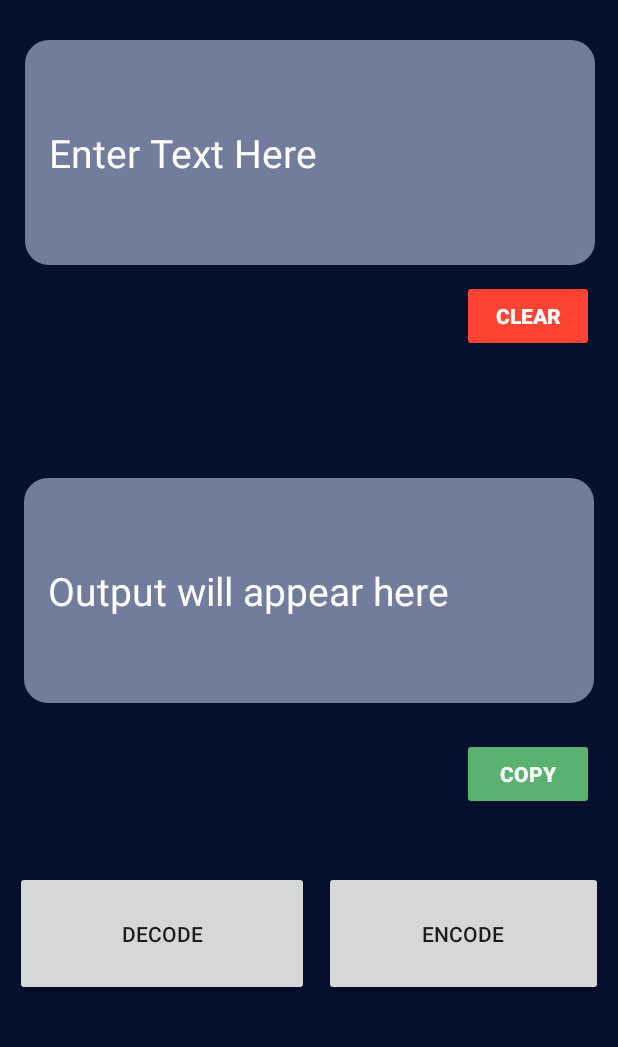
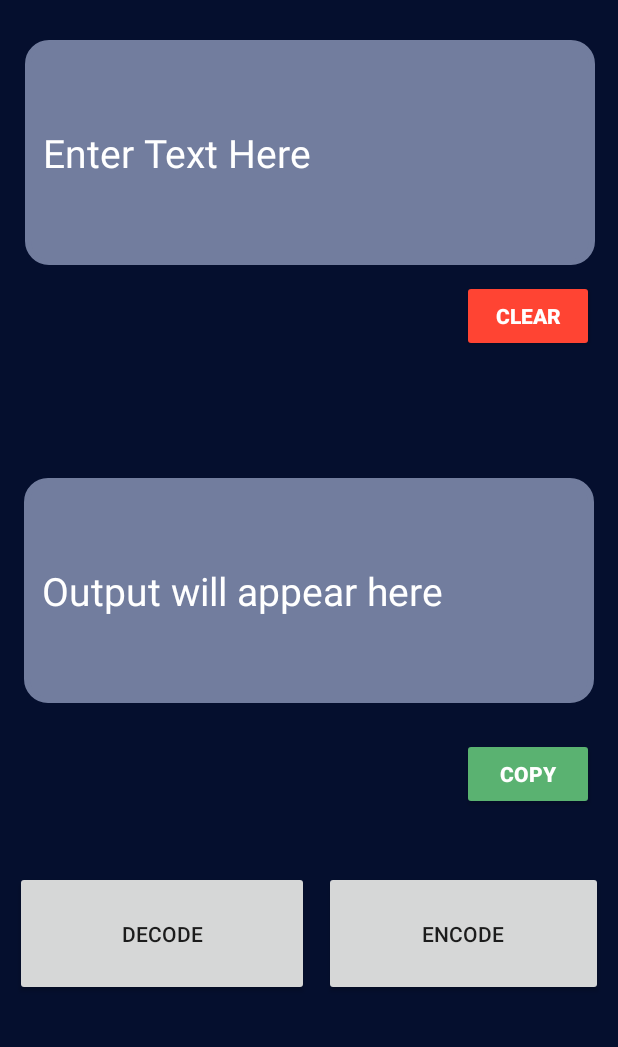
Before and after one commit to ShaikhFarhan882/Base64-Encoder-Decoder, an Android app: the screen it shows after launch (MainActivity), after a tap on "CLEAR", on a phone screen of 412 x 824 dp, the part 164-1211 px from its top. Run offline under Robolectric (Android 15) with nearby library versions, the phone set to English and light mode, and no system bars.

Commit message:
Fixed copyText Bug

```diff
--- a/app/build.gradle
+++ b/app/build.gradle
@@ -16,6 +16,10 @@ android {
         versionName "1.0"
 
         testInstrumentationRunner "androidx.test.runner.AndroidJUnitRunner"
+    }
+
+    buildFeatures {
+        viewBinding true
     }
 
     buildTypes {
--- a/app/src/main/java/com/example/base64encoder_decoder/MainActivity.kt
+++ b/app/src/main/java/com/example/base64encoder_decoder/MainActivity.kt
@@ -1,64 +1,54 @@
 package com.example.base64encoder_decoder
 
+import android.R.attr.label
 import android.content.ClipData
 import android.content.ClipboardManager
-import android.content.Context
-import android.content.Intent
 import android.os.Bundle
-import android.util.Base64.DEFAULT
-import android.util.Base64.encodeToString
 import android.view.View
-import android.widget.Button
-import android.widget.EdgeEffect
-import android.widget.EditText
 import android.widget.Toast
 import androidx.appcompat.app.AppCompatActivity
+import com.example.base64encoder_decoder.databinding.ActivityMainBinding
 import kotlinx.android.synthetic.main.activity_main.*
 import kotlinx.coroutines.Dispatchers
 import kotlinx.coroutines.GlobalScope
 import kotlinx.coroutines.launch
 import java.io.UnsupportedEncodingException
-import java.util.Base64
+import java.util.*
 
 
 class MainActivity : AppCompatActivity() {
 
+    private lateinit var binding: ActivityMainBinding
 
     override fun onCreate(savedInstanceState: Bundle?) {
         super.onCreate(savedInstanceState)
-        setContentView(R.layout.activity_main)
+        binding = ActivityMainBinding.inflate(layoutInflater)
+        setContentView(binding.root)
 
 
-        clear_text.setOnClickListener(View.OnClickListener {
-            input_text.setText("")
-            output_text.setText("")
-            Toast.makeText(this, "Fields Cleared", Toast.LENGTH_SHORT).show()
-        })
-
-        copy_text.setOnClickListener(View.OnClickListener {
-
-            if (output_text.text.isEmpty()) {
-                Toast.makeText(this, "Nothing to copy", Toast.LENGTH_SHORT).show()
-            } else {
-                val textToCopy = output_text.text
-                val clipboardManager =
-                    getSystemService(Context.CLIPBOARD_SERVICE) as ClipboardManager
-                val clipData = ClipData.newPlainText("text", textToCopy)
-                clipboardManager.setPrimaryClip(clipData)
-                Toast.makeText(this, "Text copied to clipboard", Toast.LENGTH_LONG).show()
-
+        binding.clearText.setOnClickListener(View.OnClickListener {
+            GlobalScope.launch (Dispatchers.Main){
+                clearFields()
             }
 
         })
 
-        encode_text.setOnClickListener(View.OnClickListener {
+        binding.copyText.setOnClickListener(View.OnClickListener {
+
+         val copyText = binding.outputText.text.toString()
+            val clipboard = getSystemService(CLIPBOARD_SERVICE) as ClipboardManager
+            val clip = ClipData.newPlainText("copyText", copyText)
+            clipboard.setPrimaryClip(clip)
+        })
+
+        binding.encodeText.setOnClickListener(View.OnClickListener {
             GlobalScope.launch(Dispatchers.Main) {
                 encodeText()
             }
 
         })
 
-        decode_text.setOnClickListener(View.OnClickListener {
+        binding.decodeText.setOnClickListener(View.OnClickListener {
 
             GlobalScope.launch(Dispatchers.Main) {
                 decodeText()
@@ -69,7 +59,7 @@ class MainActivity : AppCompatActivity() {
     }
 
     suspend fun decodeText() {
-        if (input_text.text.isEmpty()) {
+        if (binding.inputText.text.isEmpty()) {
             Toast.makeText(this, "Please Enter Input", Toast.LENGTH_SHORT).show()
         }
         try {
@@ -77,8 +67,7 @@ class MainActivity : AppCompatActivity() {
             val byte = Base64.getUrlDecoder().decode(input)
             val result = String(byte, charset("UTF-8"))
 
-
-            output_text.setText(result)
+            binding.outputText.setText(result)
         } catch (e: UnsupportedEncodingException) {
             e.printStackTrace()
         } catch (ar: IllegalArgumentException) {
@@ -88,7 +77,7 @@ class MainActivity : AppCompatActivity() {
     }
 
     suspend fun encodeText() {
-        if (input_text.text.isEmpty()) {
+        if (binding.inputText.text.isEmpty()) {
             Toast.makeText(this, "Please Enter Input", Toast.LENGTH_SHORT).show()
         }
         try {
@@ -96,7 +85,7 @@ class MainActivity : AppCompatActivity() {
             val byte = input.toByteArray(charset("UTF-8"))
             val result = Base64.getUrlEncoder().encodeToString(byte)
 
-            output_text.setText(result)
+            binding.outputText.setText(result)
 
         } catch (e: UnsupportedEncodingException) {
             Toast.makeText(this, "Unsupported Text", Toast.LENGTH_SHORT).show()
@@ -104,4 +93,16 @@ class MainActivity : AppCompatActivity() {
         }
     }
 
+    suspend fun clearFields() {
+        if (binding.inputText.text.isNotEmpty()){
+            binding.inputText.setText("")
+            binding.outputText.setText("")
+            Toast.makeText(this, "Fields Cleared", Toast.LENGTH_SHORT).show()
+        }
+        else{
+            Toast.makeText(this, "Nothing to Clear", Toast.LENGTH_SHORT).show()
+        }
+    }
+
+
 }
--- a/app/src/main/res/layout/activity_main.xml
+++ b/app/src/main/res/layout/activity_main.xml
@@ -38,7 +38,7 @@
         android:textCursorDrawable="@drawable/custom_cursor"
         android:inputType="textMultiLine"
         android:maxLines="5"
-        android:padding="16sp"
+        android:padding="12sp"
         android:textColor="@color/white"
         android:textColorHint="@color/white"
         android:textSize="26sp"
@@ -59,7 +59,7 @@
         android:hint="Output will appear here"
         android:inputType="textMultiLine"
         android:maxLines="5"
-        android:padding="16sp"
+        android:padding="12sp"
         android:textColor="@color/white"
         android:textColorHint="@color/white"
         android:textCursorDrawable="@drawable/custom_cursor"
```
